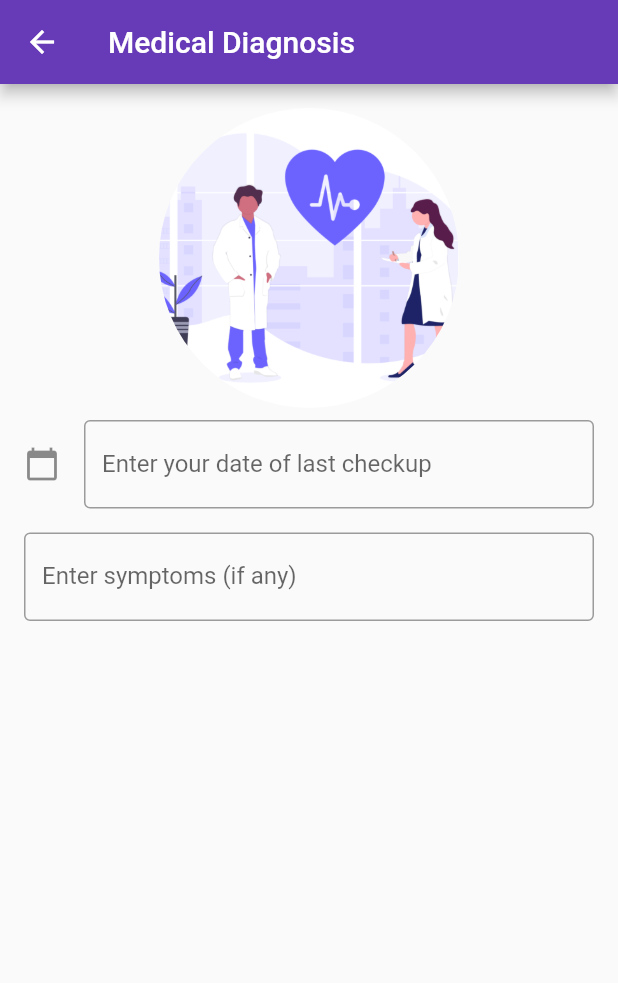
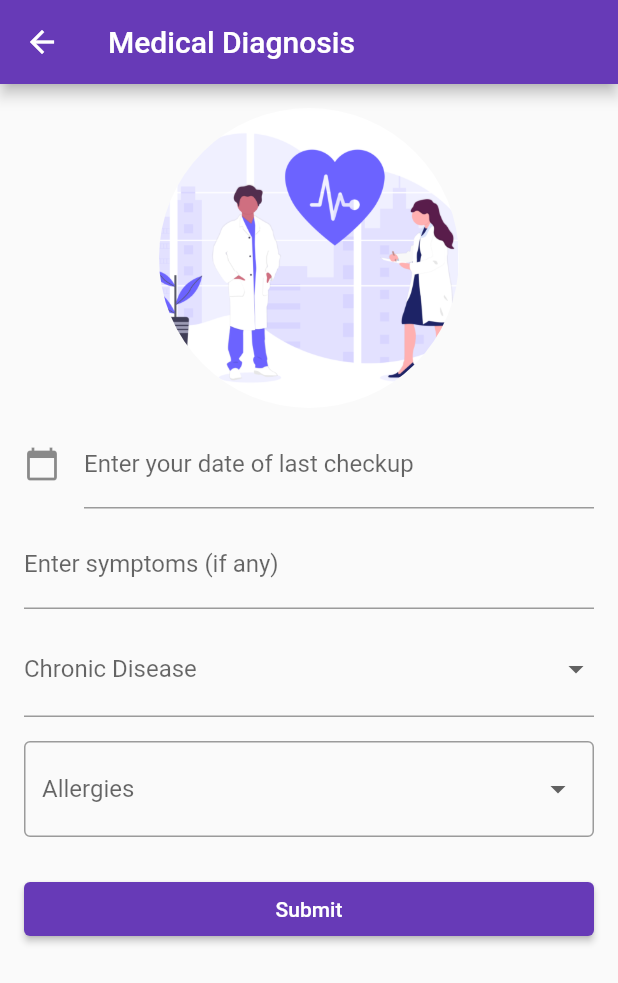
Before and after one commit to gunjanverma0405/RiseUp-Tracker, a Flutter app: the MedicalDetails screen opened directly, on a phone screen of 412 x 824 dp. Shown: the top 983 px of the screen. Run offline on Flutter 3.47's test engine with Material 2 defaults, Android fonts, the phone set to English and light mode, and no system bars; our stand-ins replace firebase_auth, firebase_core, google_sign_in, image_gallery_saver, intl_phone_number_input, qr_flutter and 2 more; missing offline and left inert: mongo_dart, qr_code_scanner; accounts and stored records are empty.

Commit message:
Medical form updated

```diff
--- a/lib/main.dart
+++ b/lib/main.dart
@@ -34,8 +34,7 @@ class MyApp extends StatelessWidget {
       ),
       initialRoute: '/',
       routes: {
-        "/": (context) => PersonalDetails(),
-        //  "/": (context) => const splash(),
+        "/": (context) => const splash(),
         MyRoutes.loginRoute: (context) => const AdminLoginPage(),
         MyRoutes.signupRoute: (context) => const RegistrationForm(),
       },
--- a/lib/screens/medicalDetails.dart
+++ b/lib/screens/medicalDetails.dart
@@ -11,8 +11,10 @@ class _MedicalDetailsState extends State<MedicalDetails> {
 
   String vaccinationStatus = "";
   late DateTime lastHealthCheckup;
+  String selectedDisease = "";
+  String chronicDisease = "";
+  String otherchronicDisease = "";
   String selectedAllergy = "";
-  String selectedDisease = "";
   String otherAllergy = "";
 
   final TextEditingController _dateController = TextEditingController();
@@ -34,7 +36,8 @@ class _MedicalDetailsState extends State<MedicalDetails> {
       appBar: AppBar(
         title: Text('Medical Diagnosis'),
       ),
-      body: Container(
+      body: SingleChildScrollView(
+        child: Container(
           padding: EdgeInsets.all(16.0),
           child: Form(
             key: _formKey,
@@ -57,7 +60,6 @@ class _MedicalDetailsState extends State<MedicalDetails> {
                   controller: _dateController,
                   decoration: const InputDecoration(
                     icon: Icon(Icons.calendar_today),
-                  border: OutlineInputBorder(),
                     labelText: "Enter your date of last checkup",
                   ),
                   readOnly: true,
@@ -85,11 +87,10 @@ class _MedicalDetailsState extends State<MedicalDetails> {
                     return null;
                   },
                 ),
-              SizedBox(height: 16.0),
+                SizedBox(height: 8.0),
                 TextFormField(
                   decoration: InputDecoration(
                     labelText: 'Enter symptoms (if any)',
-                  border: OutlineInputBorder(),
                   ),
                   validator: (value) {
                     if (value!.isEmpty) {
@@ -98,45 +99,93 @@ class _MedicalDetailsState extends State<MedicalDetails> {
                     return null;
                   },
                 ),
-              SizedBox(height: 16.0),
-              // DropdownButtonFormField<String>(
-              //   value: selectedAllergy,
-              //   onChanged: (newValue) {
-              //     setState(() {
-              //       selectedAllergy = newValue!;
-              //     });
-              //   },
-              //   items: [
-              //     'None',
-              //     'Pollen',
-              //     'Dust',
-              //     'Pet dander',
-              //     'Food',
-              //     'Medication',
-              //     'Insect sting',
-              //     'Latex',
-              //     'Other',
-              //   ].map((String value) {
-              //     return DropdownMenuItem<String>(
-              //       value: value,
-              //       child: Text(value),
-              //     );
-              //   }).toList(),
-              //   decoration: InputDecoration(
-              //     labelText: 'Allergies',
-              //     border: OutlineInputBorder(),
-              //   ),
-              //   validator: (value) {
-              //     if (value == null || value.isEmpty) {
-              //       return 'Please select your allergies';
-              //     }
-              //     // if (value == 'Other' && otherAllergy.isEmpty) {
-              //     //   return 'Please enter your other allergy';
-              //     // }
-              //     return null;
-              //   },
-              // ),
-              SizedBox(height: 16.0),
+                SizedBox(height: 8.0),
+                DropdownButtonFormField<String>(
+                  decoration: InputDecoration(labelText: 'Chronic Disease'),
+                  items: <String>[
+                    'None',
+                    'Asthma',
+                    'Diabetes',
+                    'Heart Disease',
+                    'Other'
+                  ].map((String value) {
+                    return DropdownMenuItem<String>(
+                      value: value,
+                      child: Text(value),
+                    );
+                  }).toList(),
+                  validator: (value) {
+                    if (value == null || value.isEmpty) {
+                      return 'Please select your chronic disease';
+                    }
+                    if (value == 'Other' && otherAllergy.isEmpty) {
+                      return 'Please enter your chronic disease';
+                    }
+                    return null;
+                  },
+                  onChanged: (value) {
+                    setState(() {
+                      chronicDisease = value!;
+                    });
+                  },
+                ),
+                SizedBox(height: 8.0),
+                if (chronicDisease == 'Other')
+                  TextFormField(
+                    decoration: InputDecoration(
+                      labelText: 'Your Chronic Disease',
+                      border: OutlineInputBorder(),
+                    ),
+                    onChanged: (value) {
+                      setState(() {
+                        otherchronicDisease = value;
+                      });
+                    },
+                    validator: (value) {
+                      if (value!.isEmpty) {
+                        return 'Please enter your chronic disease';
+                      }
+                      return null;
+                    },
+                  ),
+                SizedBox(height: 8.0),
+                DropdownButtonFormField<String>(
+                  onChanged: (newValue) {
+                    setState(() {
+                      selectedAllergy = newValue!;
+                    });
+                  },
+                  items: [
+                    'None',
+                    'Pollen',
+                    'Dust',
+                    'Pet dander',
+                    'Food',
+                    'Medication',
+                    'Insect sting',
+                    'Latex',
+                    'Other',
+                  ].map((String value) {
+                    return DropdownMenuItem<String>(
+                      value: value,
+                      child: Text(value),
+                    );
+                  }).toList(),
+                  decoration: InputDecoration(
+                    labelText: 'Allergies',
+                    border: OutlineInputBorder(),
+                  ),
+                  validator: (value) {
+                    if (value == null || value.isEmpty) {
+                      return 'Please select your allergy';
+                    }
+                    if (value == 'Other' && otherAllergy.isEmpty) {
+                      return 'Please enter your other allergy';
+                    }
+                    return null;
+                  },
+                ),
+                SizedBox(height: 8.0),
                 if (selectedAllergy == 'Other')
                   TextFormField(
                     decoration: InputDecoration(
@@ -155,70 +204,15 @@ class _MedicalDetailsState extends State<MedicalDetails> {
                       return null;
                     },
                   ),
-              // SizedBox(height: 16.0),
-              // DropdownButtonFormField<String>(
-              //   value: selectedDisease,
-              //   onChanged: (newValue) {
-              //     setState(() {
-              //       selectedDisease = newValue!;
-              //     });
-              //   },
-              //   items: diseases.map<DropdownMenuItem<String>>((String value) {
-              //     return DropdownMenuItem<String>(
-              //       value: value,
-              //       child: Text(value),
-              //     );
-              //   }).toList(),
-              //   decoration: InputDecoration(
-              //     labelText: 'Diseases',
-              //     border: OutlineInputBorder(),
-              //   ),
-              //   validator: (value) {
-              //     if (value == null || value.isEmpty) {
-              //       return 'Please select your diseases';
-              //     }
-              //     return null;
-              //   },
-              // ),
-              // SizedBox(height: 16.0),
-              // DropdownButtonFormField<String>(
-              //   value: vaccinationStatus,
-              //   onChanged: (newValue) {
-              //     setState(() {
-              //       vaccinationStatus = newValue!;
-              //     });
-              //   },
-              //   items: <String>[
-              //     'Fully Vaccinated',
-              //     'Partially Vaccinated',
-              //     'Not Vaccinated'
-              //   ].map<DropdownMenuItem<String>>((String value) {
-              //     return DropdownMenuItem<String>(
-              //       value: value,
-              //       child: Text(value),
-              //     );
-              //   }).toList(),
-              //   decoration: InputDecoration(
-              //     labelText: 'Vaccination Status',
-              //     border: OutlineInputBorder(),
-              //   ),
-              //   validator: (value) {
-              //     if (value == null) {
-              //       return 'Please select your vaccination status';
-              //     }
-              //     return null;
-              //   },
-              // ),
-              // SizedBox(height: 16.0),
-              // ElevatedButton(
-              //   onPressed: () {
-              //     if (_formKey.currentState!.validate()) {
-              //       // TODO: Perform diagnosis logic here
-              //     }
-              //   },
-              //   child: Text('Diagnose'),
-              // ),
+                SizedBox(height: 16.0),
+                ElevatedButton(
+                  onPressed: () {
+                    if (_formKey.currentState!.validate()) {}
+                  },
+                  child: Text('Submit'),
+                ),
               ],
+            ),
           ),
         ),
       ),
```
Lines whose indentation alone changed are shown as unchanged.
